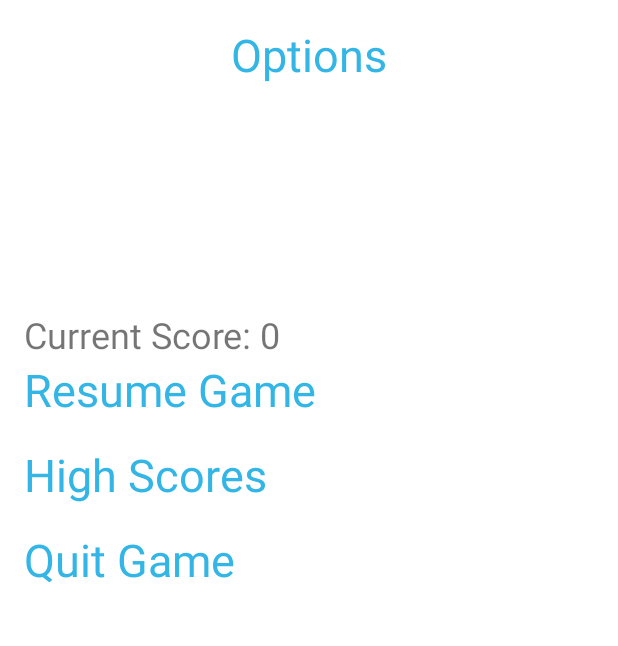
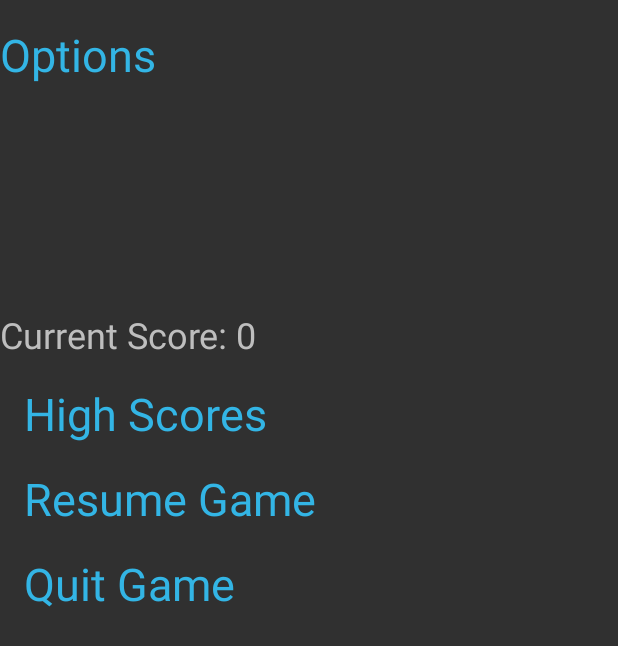
Before and after one commit to StevenMHernandez/The-Group-cmsc355-android-app, an Android app: the OptionsActivity screen opened directly, with no data from a screen before it, on a phone screen of 412 x 824 dp. Shown: the top 646 px of the screen. Run offline under Robolectric (Android 15) with nearby library versions, the phone set to English and light mode, and no system bars.

Commit message:
Moved two test files to correct issue(Mockito); Trying out dialog option menu; Fixed issue with game restarting after starting option menu; Fixed initial snak drawing conflict, it start with length one now; back button conflicts resolved

```diff
--- a/app/build.gradle
+++ b/app/build.gradle
@@ -6,7 +6,7 @@ android {
 
     defaultConfig {
         applicationId "thegroup.snakego"
-        minSdkVersion 16
+        minSdkVersion 21
         targetSdkVersion 24
         versionCode 1
         versionName "1.0"
@@ -38,4 +38,5 @@ dependencies {
     androidTestCompile 'com.android.support.test:runner:0.5'
     //androidTestCompile 'com.android.support.test:rules:0.5'
     //androidTestCompile 'com.android.support.test:runner:0.5'
+    compile 'com.android.support:design:24.2.1'
 }
--- a/app/src/main/java/thegroup/snakego/HighScoresActivity.java
+++ b/app/src/main/java/thegroup/snakego/HighScoresActivity.java
@@ -26,7 +26,8 @@ public class HighScoresActivity extends AppCompatActivity {
     }
 
     public void pressReturnToOptionsButton() {
-        Intent intent = new Intent(this, OptionsActivity.class);
+        Intent intent = new Intent(HighScoresActivity.this, OptionsActivity.class);
         startActivity(intent);
+        finish(); // clearing the back-stack
     }
 }
--- a/app/src/main/java/thegroup/snakego/OptionsActivity.java
+++ b/app/src/main/java/thegroup/snakego/OptionsActivity.java
@@ -35,13 +35,14 @@ public class OptionsActivity extends AppCompatActivity {
     }
 
     public void pressResumeGameButton() {
-        Intent intent = new Intent(this, MapsActivity.class);
-        startActivity(intent);
+        finish(); // if we pass intents around our map gets lost
+
     }
 
     public void clickHighScoresText() {
         Intent intent = new Intent(this, HighScoresActivity.class);
         startActivity(intent);
+        finish();
     }
 
 }
--- a/app/src/main/java/thegroup/snakego/Services/EntitySpawner.java
+++ b/app/src/main/java/thegroup/snakego/Services/EntitySpawner.java
@@ -36,6 +36,8 @@ public class EntitySpawner implements Listenable {
     protected Handler handler = new Handler();
 
     protected List<PropertyChangeListener> listeners = new ArrayList<>();
+
+    public EntitySpawner(){}
 
     public EntitySpawner(LatLngBounds currentMapBounds) {
         this(currentMapBounds, true);
--- a/app/src/main/res/layout/options_layout.xml
+++ b/app/src/main/res/layout/options_layout.xml
@@ -1,14 +1,26 @@
 <?xml version="1.0" encoding="utf-8"?>
 <RelativeLayout xmlns:android="http://schemas.android.com/apk/res/android"
                 android:orientation="vertical"
+    android:layout_height="match_parent"
+                android:background="@android:color/transparent"
+                android:layout_centerHorizontal="true"
+                android:layout_centerVertical="true"
+    android:theme="@android:style/Theme.Translucent"
+    android:hapticFeedbackEnabled="true"
+    android:layout_width="match_parent">
+
+    <LinearLayout
+        android:orientation="vertical"
         android:layout_width="match_parent"
         android:layout_height="match_parent"
-                android:background="@android:color/white"
-                android:theme="@style/AppTheme">
+        android:weightSum="1"
+        android:layout_alignParentTop="true"
+        android:layout_alignParentStart="true"
+        android:id="@+id/layout1">
 
         <TextView
             android:text="Options"
-        android:layout_width="wrap_content"
+            android:layout_width="match_parent"
             android:layout_height="wrap_content"
             android:layout_alignParentTop="true"
             android:layout_centerHorizontal="true"
@@ -19,8 +31,33 @@
             android:layout_marginBottom="150dp"/>
 
         <TextView
+            android:text="Current Score: 0"
+            android:layout_width="match_parent"
+            android:layout_height="19dp"
+            android:textSize="24sp"
+            android:id="@+id/your_score_text"
+            android:layout_below="@+id/options_page_text"
+            android:layout_alignLeft="@+id/resume_game_text"
+            android:layout_alignStart="@+id/resume_game_text"
+            android:layout_weight="0.07" />
+
+        <TextView
+            android:text="High Scores"
+            android:layout_width="match_parent"
+            android:layout_height="wrap_content"
+            android:layout_below="@+id/resume_game_text"
+            android:textSize="30sp"
+            android:id="@+id/high_scores_text"
+            android:layout_marginStart="16dp"
+            android:layout_marginLeft="16dp"
+            android:layout_marginEnd="16dp"
+            android:layout_marginRight="16dp"
+            android:layout_marginBottom="16dp"
+            android:textColor="@android:color/holo_blue_light"/>
+
+        <TextView
             android:text="Resume Game"
-        android:layout_width="wrap_content"
+            android:layout_width="match_parent"
             android:layout_height="wrap_content"
             android:textColor="@android:color/holo_blue_light"
             android:textSize="30sp"
@@ -33,22 +70,8 @@
             android:layout_marginRight="16dp"/>
 
         <TextView
-        android:text="High Scores"
-        android:layout_width="wrap_content"
-        android:layout_height="wrap_content"
-        android:layout_below="@+id/resume_game_text"
-        android:textSize="30sp"
-        android:id="@+id/high_scores_text"
-        android:layout_marginStart="16dp"
-        android:layout_marginLeft="16dp"
-        android:layout_marginEnd="16dp"
-        android:layout_marginRight="16dp"
-        android:layout_marginBottom="16dp"
-        android:textColor="@android:color/holo_blue_light"/>
-
-    <TextView
             android:text="Quit Game"
-        android:layout_width="wrap_content"
+            android:layout_width="match_parent"
             android:layout_height="wrap_content"
             android:layout_below="@+id/high_scores_text"
             android:textSize="30sp"
@@ -60,14 +83,12 @@
             android:layout_marginBottom="16dp"
             android:id="@+id/quit_game_text"/>
 
-    <TextView
-        android:text="Current Score: 0"
-        android:layout_width="wrap_content"
-        android:layout_height="wrap_content"
-        android:textSize="24sp"
-        android:id="@+id/your_score_text"
-        android:layout_below="@+id/options_page_text"
-        android:layout_alignLeft="@+id/resume_game_text"
-        android:layout_alignStart="@+id/resume_game_text" />
+    </LinearLayout>
+
+    <LinearLayout
+        android:orientation="vertical"
+        android:layout_width="match_parent"
+        android:layout_height="match_parent"
+        android:id="@+id/layout2"></LinearLayout>
 
 </RelativeLayout>
--- a/app/src/main/res/values/strings.xml
+++ b/app/src/main/res/values/strings.xml
@@ -1,4 +1,8 @@
 <resources>
     <string name="app_name">SNAKE GO</string>
     <string name="title_activity_maps">SNAKE GO</string>
+    <string name="dia_title">Menu</string>
+    <string name="dia_score">Score: </string>
+    <string name="dia_ok">Resume</string>
+    <string name="dia_cncl">Cancel</string>
 </resources>
```
Also changed, not shown: app/src/main/java/thegroup/snakego/MapsActivity.java (+13 -6 lines), app/src/main/java/thegroup/snakego/Models/User.java (+6 -2 lines), app/src/main/java/thegroup/snakego/OptionsDialogFragment.java (added, +40 -0 lines), app/src/main/res/drawable/btn_back.xml (added, +8 -0 lines), app/src/main/res/layout/activity_maps.xml (+16 -10 lines), 5 other files. Lines whose indentation alone changed are shown as unchanged.
